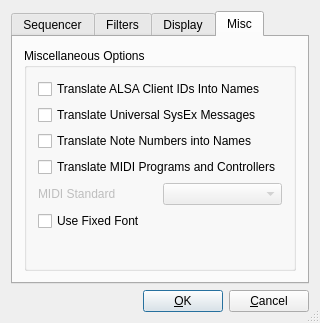
Qt form src/configdialogbase.ui (KottV/kmidimon) before a commit.
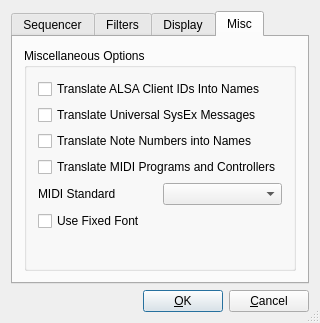
The same form after that commit. The open tabs and pages were chosen to show the change. Custom widgets are drawn as their Qt base class.

```diff
--- a/src/configdialogbase.ui
+++ b/src/configdialogbase.ui
@@ -386,7 +386,7 @@
           <item row="4" column="0">
            <widget class="QLabel" name="label">
             <property name="enabled">
-             <bool>false</bool>
+             <bool>true</bool>
             </property>
             <property name="text">
              <string>MIDI Standard</string>
@@ -399,7 +399,7 @@
           <item row="4" column="1">
            <widget class="KComboBox" name="m_standard">
             <property name="enabled">
-             <bool>false</bool>
+             <bool>true</bool>
             </property>
            </widget>
           </item>
```
Left out of the diff: 34 changed lines with no effect on the pictures.
